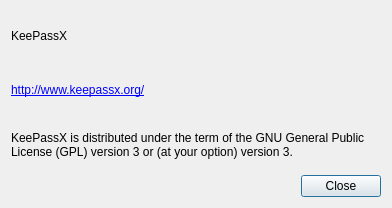
Before: the Qt Designer form src/gui/AboutDialog.ui in danilovsergei/keepassx-gdrive, drawn with Qt 5.
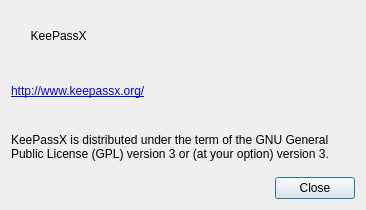
After: the same form once the commit is applied.

Commit message: Add KeePassX icon to about dialog.

The edit to the form file:
```diff
--- a/src/gui/AboutDialog.ui
+++ b/src/gui/AboutDialog.ui
@@ -6,8 +6,8 @@
    <rect>
     <x>0</x>
     <y>0</y>
-    <width>392</width>
-    <height>208</height>
+    <width>366</width>
+    <height>210</height>
    </rect>
   </property>
   <property name="windowTitle">
@@ -15,11 +15,24 @@
   </property>
   <layout class="QVBoxLayout" name="verticalLayout">
    <item>
+    <layout class="QHBoxLayout" name="horizontalLayout">
+     <item>
+      <widget class="QLabel" name="iconLabel"/>
+     </item>
+     <item>
     <widget class="QLabel" name="nameLabel">
+       <property name="sizePolicy">
+        <sizepolicy hsizetype="Expanding" vsizetype="Preferred">
+         <horstretch>0</horstretch>
+         <verstretch>0</verstretch>
+        </sizepolicy>
+       </property>
      <property name="text">
-      <string>KeePassX</string>
-     </property>
-    </widget>
+        <string>  KeePassX</string>
+       </property>
+      </widget>
+     </item>
+    </layout>
    </item>
    <item>
     <widget class="QLabel" name="label_2">
```
Lines whose indentation alone changed are shown as unchanged. The commit also changes 1 other file.
